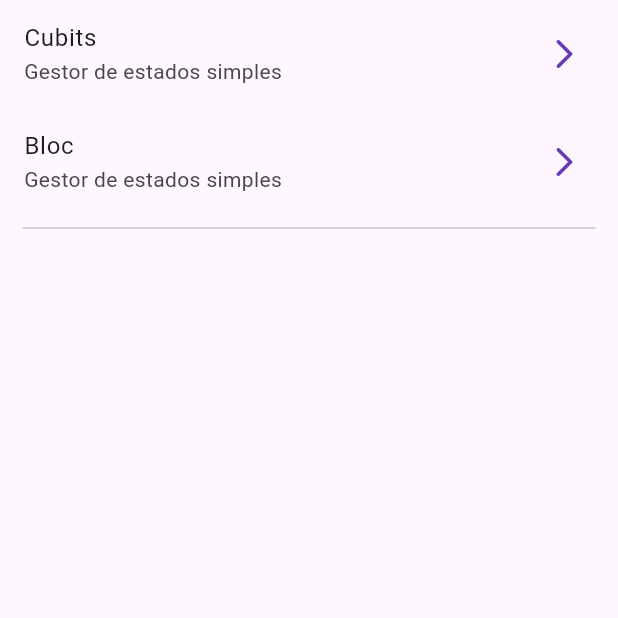
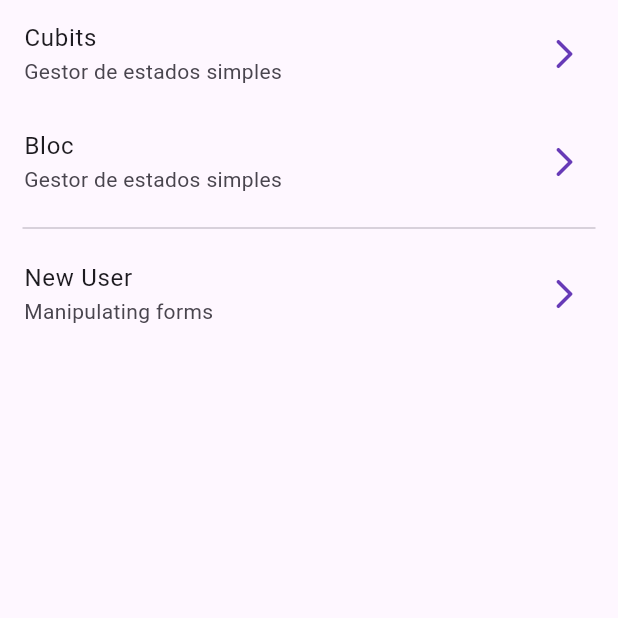
Before and after one commit to fabiofons/BloC-and-Cubits, a Flutter app: the screen it shows after launch, on a phone screen of 412 x 824 dp, the top half of it. Run offline on Flutter 3.47's test engine with Material 3 defaults, Android fonts, the phone set to English and light mode, and no system bars; our stand-ins replace equatable, flutter_bloc, go_router.

Commit message:
Created registration route and forms layout

```diff
--- a/lib/config/router/app_router.dart
+++ b/lib/config/router/app_router.dart
@@ -1,8 +1,8 @@
 
 
 import 'package:flutter/material.dart';
+import 'package:go_router/go_router.dart';
 import 'package:forms_app/presentation/screen/screens.dart';
-import 'package:go_router/go_router.dart';
 
 final appRouter = GoRouter(
   initialLocation: '/',
@@ -19,5 +19,9 @@ final appRouter = GoRouter(
       path: '/bloc',
       builder: (BuildContext context, GoRouterState state) => const BlocCounterScreen()
     ),
+    GoRoute(
+      path: '/new-user',
+      builder: (BuildContext context, GoRouterState state) => const RegisterScreen()
+    ),
   ]
 );
--- a/lib/presentation/screen/home_screen.dart
+++ b/lib/presentation/screen/home_screen.dart
@@ -24,7 +24,13 @@ class HomeScreen extends StatelessWidget {
           const Padding(
             padding: EdgeInsets.symmetric(horizontal: 15),
             child: Divider(),
-          )
+          ),
+          ListTile(
+            title: const Text('New User'),
+            subtitle: const Text('Manipulating forms'),
+            trailing: const Icon(Icons.arrow_forward_ios_rounded),
+            onTap: () => context.push('/new-user'),
+          ),
         ],
       )
     );
--- a/lib/presentation/screen/screens.dart
+++ b/lib/presentation/screen/screens.dart
@@ -1,3 +1,4 @@
 export 'home_screen.dart';
 export 'cubit_counter_screen.dart';
 export 'bloc_counter_screen.dart';
+export 'register_screen.dart';
```
Also changed, not shown: lib/presentation/screen/register_screen.dart (added, +49 -0 lines).
